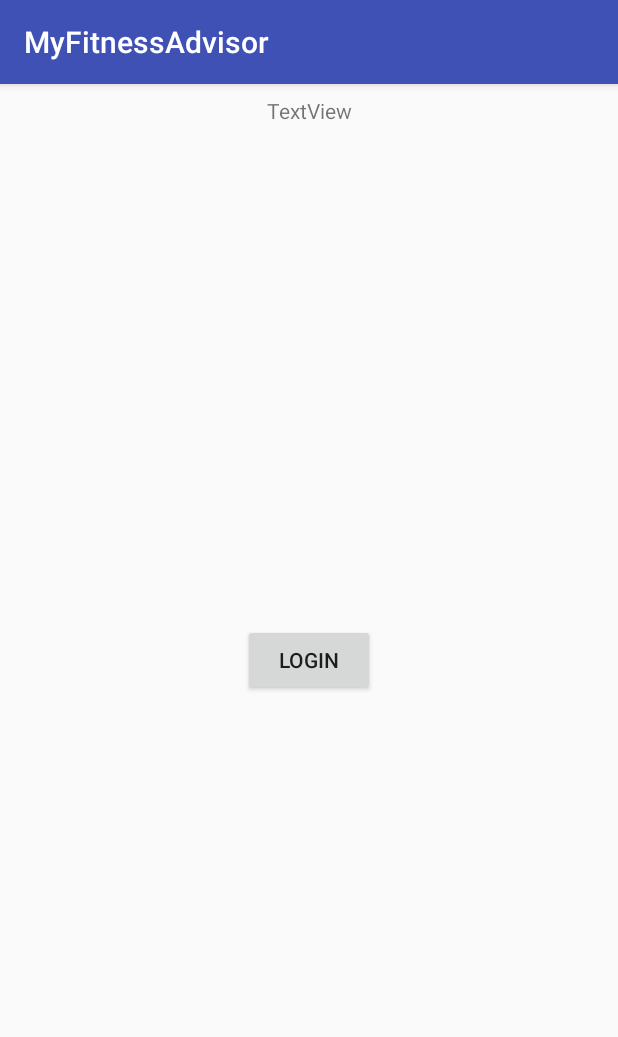
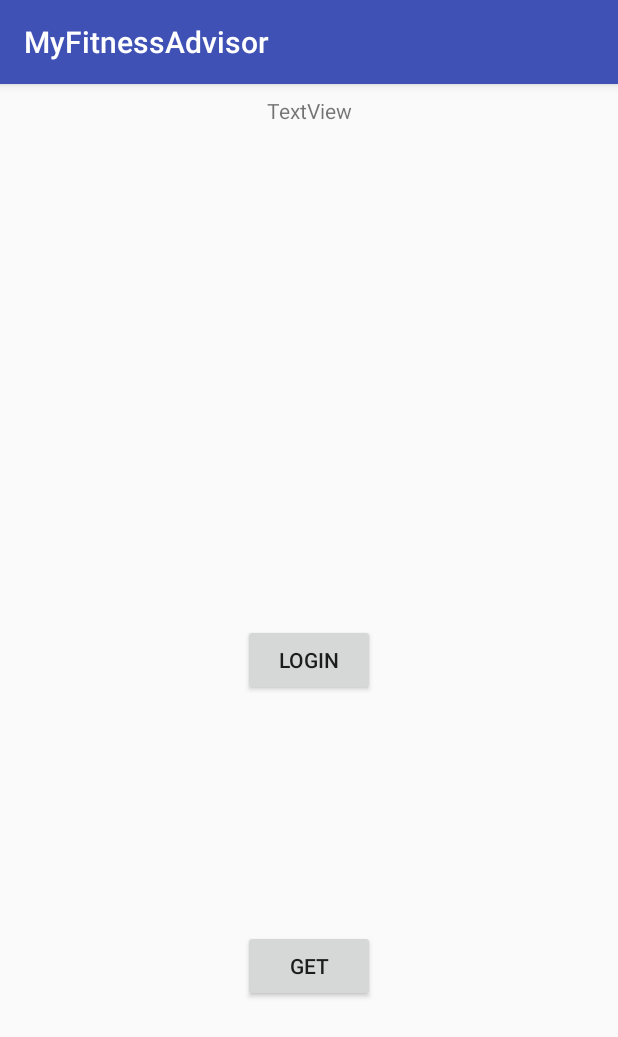
Before and after one commit to corneloaie/MyFitnessAdvisor, an Android app: the screen it shows after launch (MainActivity), on a phone screen of 412 x 824 dp. Shown: the top 1037 px of the screen. Run offline under Robolectric (Android 15) with nearby library versions, the phone set to English and light mode, and no system bars.

Commit message:
created model

```diff
--- a/app/build.gradle
+++ b/app/build.gradle
@@ -26,6 +26,8 @@ dependencies {
     })
     compile 'com.android.support:appcompat-v7:26.+'
     compile 'com.android.support.constraint:constraint-layout:1.0.2'
+    compile 'com.squareup.retrofit2:retrofit:2.3.0'
+    compile 'com.squareup.retrofit2:converter-gson:2.1.0'
     compile 'com.android.support:customtabs:26.+'
     testCompile 'junit:junit:4.12'
 }
--- a/app/src/main/java/com/corneloaie/android/myfitnessadvisor/MainActivity.java
+++ b/app/src/main/java/com/corneloaie/android/myfitnessadvisor/MainActivity.java
@@ -2,25 +2,23 @@ package com.corneloaie.android.myfitnessadvisor;
 
 import android.content.Intent;
 import android.net.Uri;
+import android.os.Bundle;
 import android.support.customtabs.CustomTabsIntent;
 import android.support.v7.app.AppCompatActivity;
-import android.os.Bundle;
 import android.view.View;
 import android.widget.Button;
 import android.widget.TextView;
 
-import java.util.Random;
-
 public class MainActivity extends AppCompatActivity {
+    public static final String URL = "https://www.fitbit.com/oauth2/authorize?response_type=token&client_id=228MYG&redirect_uri=myapp%3A%2F%2Fscreen&scope=activity%20heartrate%20location%20nutrition%20profile%20settings%20sleep%20social%20weight&expires_in=604800";
     TextView textView;
-
-    public static final String URL = "https://www.fitbit.com/oauth2/authorize?response_type=token&client_id=228MYG&redirect_uri=myapp%3A%2F%2Fscreen&scope=activity%20heartrate%20location%20nutrition%20profile%20settings%20sleep%20social%20weight&expires_in=604800";
 
     @Override
     protected void onCreate(Bundle savedInstanceState) {
         super.onCreate(savedInstanceState);
         setContentView(R.layout.activity_main);
         Button buttonLogin = (Button) findViewById(R.id.button_login);
+        Button buttonGetData = (Button) findViewById(R.id.button_getData);
         textView = (TextView) findViewById(R.id.textView);
         buttonLogin.setOnClickListener(new View.OnClickListener() {
             @Override
@@ -28,6 +26,13 @@ public class MainActivity extends AppCompatActivity {
                 CustomTabsIntent.Builder builder = new CustomTabsIntent.Builder();
                 CustomTabsIntent customTabsIntent = builder.build();
                 customTabsIntent.launchUrl(getApplicationContext(), Uri.parse(URL));
+            }
+        });
+
+        buttonGetData.setOnClickListener(new View.OnClickListener() {
+            @Override
+            public void onClick(View v) {
+
             }
         });
 
--- a/app/src/main/res/layout/activity_main.xml
+++ b/app/src/main/res/layout/activity_main.xml
@@ -25,12 +25,26 @@
         android:id="@+id/textView"
         android:layout_width="wrap_content"
         android:layout_height="wrap_content"
+        android:layout_marginLeft="8dp"
+        android:layout_marginRight="8dp"
+        android:layout_marginTop="8dp"
         android:text="TextView"
-        android:layout_marginRight="8dp"
+        app:layout_constraintLeft_toLeftOf="parent"
         app:layout_constraintRight_toRightOf="parent"
-        android:layout_marginLeft="8dp"
-        app:layout_constraintLeft_toLeftOf="parent"
-        app:layout_constraintTop_toTopOf="parent"
-        android:layout_marginTop="8dp"/>
+        app:layout_constraintTop_toTopOf="parent" />
+
+    <Button
+        android:id="@+id/button_getData"
+        android:layout_width="wrap_content"
+        android:layout_height="wrap_content"
+        android:layout_marginBottom="8dp"
+        android:layout_marginEnd="8dp"
+        android:layout_marginStart="8dp"
+        android:layout_marginTop="8dp"
+        android:text="GET"
+        app:layout_constraintBottom_toBottomOf="parent"
+        app:layout_constraintEnd_toEndOf="parent"
+        app:layout_constraintStart_toStartOf="parent"
+        app:layout_constraintTop_toBottomOf="@+id/button_login" />
 
 </android.support.constraint.ConstraintLayout>
```
Also changed, not shown: app/src/main/java/com/corneloaie/android/myfitnessadvisor/Profile.java (added, +48 -0 lines).
